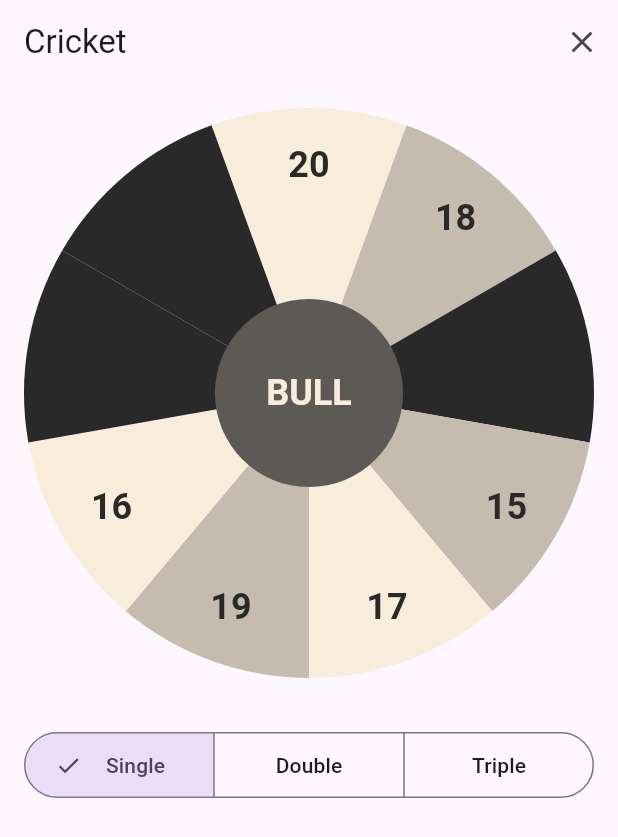
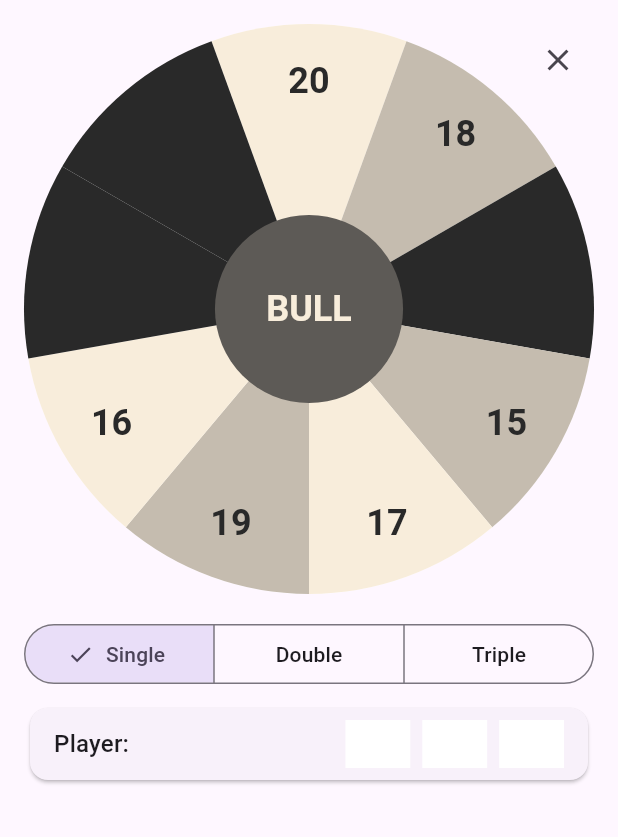
Before and after one commit to Emii27/dart_scorer, a Flutter app: the CricketView screen opened by its route, on a phone screen of 412 x 824 dp. Shown: the top 837 px of the screen. Run offline on Flutter 3.47's test engine with Material 3 defaults, Android fonts, the phone set to English and light mode, and no system bars; our stand-ins replace flutter_riverpod, freezed_annotation, go_router, riverpod_annotation; generated files the repository leaves out were written again.

Commit message:
throw display

```diff
--- a/lib/components/scorer.dart
+++ b/lib/components/scorer.dart
@@ -58,30 +58,12 @@ class _ScorerState extends State<Scorer> {
             ),
           ),
         ),
-        SizedBox(height: SpaceUtils.space400),
+        SizedBox(height: SpaceUtils.space200),
         SegmentedButton<ThrowType>(
           segments: [
-            ButtonSegment(
-              value: .single,
-              label: Padding(
-                padding: const EdgeInsets.all(SpaceUtils.space100),
-                child: Text("Single"),
-              ),
-            ),
-            ButtonSegment(
-              value: .double,
-              label: Padding(
-                padding: const EdgeInsets.all(SpaceUtils.space100),
-                child: Text("Double"),
-              ),
-            ),
-            ButtonSegment(
-              value: .triple,
-              label: Padding(
-                padding: const EdgeInsets.all(SpaceUtils.space100),
-                child: Text("Triple"),
-              ),
-            ),
+            ButtonSegment(value: .single, label: Text("Single")),
+            ButtonSegment(value: .double, label: Text("Double")),
+            ButtonSegment(value: .triple, label: Text("Triple")),
           ],
           selected: {selectedThrowType},
           onSelectionChanged: (newSelection) => setState(() {
--- /dev/null
+++ b/lib/components/throw_display.dart
@@ -0,0 +1,58 @@
+import 'package:dart_scorer/features/cricket/cricket_controller.dart';
+import 'package:dart_scorer/utils/space_utils.dart';
+import 'package:flutter/material.dart';
+import 'package:flutter_riverpod/flutter_riverpod.dart';
+
+class ThrowDisplay extends ConsumerWidget {
+  const ThrowDisplay({super.key});
+
+  @override
+  Widget build(BuildContext context, WidgetRef ref) {
+    final playerName = "Player";
+    final throws = ref.watch(cricketControllerProvider).currentThrow;
+
+    return Card(
+      child: Padding(
+        padding: const EdgeInsets.symmetric(
+          horizontal: SpaceUtils.space200,
+          vertical: SpaceUtils.space100,
+        ),
+        child: Row(
+          children: [
+            Flexible(
+              flex: 4,
+              fit: FlexFit.tight,
+              child: Text(
+                "$playerName:",
+                overflow: .ellipsis,
+                style: Theme.of(context).textTheme.titleMedium,
+              ),
+            ),
+            Flexible(
+              flex: 3,
+              fit: FlexFit.tight,
+              child: Row(
+                spacing: SpaceUtils.space100,
+                children: List.generate(3, (index) {
+                  final playerThrow = throws.elementAtOrNull(index);
+
+                  return Expanded(
+                    child: Container(
+                      padding: EdgeInsets.all(SpaceUtils.space50),
+                      color: Colors.white,
+                      child: Text(
+                        playerThrow != null ? playerThrow.toString() : "",
+                        textAlign: .center,
+                        style: Theme.of(context).textTheme.titleMedium,
+                      ),
+                    ),
+                  );
+                }),
+              ),
+            ),
+          ],
+        ),
+      ),
+    );
+  }
+}
--- a/lib/features/cricket/cricket_controller.dart
+++ b/lib/features/cricket/cricket_controller.dart
@@ -10,17 +10,16 @@ part 'cricket_controller.g.dart';
 class CricketController extends _$CricketController {
   @override
   CricketState build() =>
-      CricketState(config: GameConfig.cricket, nbPlayers: 1, throws: []);
+      CricketState(config: GameConfig.cricket, nbPlayers: 1, currentThrow: []);
 
   void addThrow(PlayerThrow newThrow) {
-    print(newThrow.value);
-    final maxHistorySize = state.nbPlayers * 3;
+    final maxSize = 3;
 
-    var throws = [...state.throws];
-    if (state.throws.length >= maxHistorySize) {
-      throws.removeAt(0);
+    var throws = [...state.currentThrow];
+    if (state.currentThrow.length >= maxSize) {
+      throws = [];
     }
     throws.add(newThrow);
-    state = state.copyWith(throws: throws);
+    state = state.copyWith(currentThrow: throws);
   }
 }
--- a/lib/features/cricket/cricket_state.dart
+++ b/lib/features/cricket/cricket_state.dart
@@ -9,6 +9,6 @@ abstract class CricketState with _$CricketState {
   const factory CricketState({
     required GameConfig config,
     required int nbPlayers,
-    required List<PlayerThrow> throws,
+    required List<PlayerThrow> currentThrow,
   }) = _CricketState;
 }
--- a/lib/features/cricket/cricket_view.dart
+++ b/lib/features/cricket/cricket_view.dart
@@ -1,4 +1,5 @@
 import 'package:dart_scorer/components/scorer.dart';
+import 'package:dart_scorer/components/throw_display.dart';
 import 'package:dart_scorer/features/cricket/cricket_controller.dart';
 import 'package:dart_scorer/game_config.dart';
 import 'package:dart_scorer/models/player_throw.dart';
@@ -11,34 +12,40 @@ class CricketView extends ConsumerWidget {
 
   @override
   Widget build(BuildContext context, WidgetRef ref) {
-    final throws = ref.watch(cricketControllerProvider).throws;
+    final throws = ref.watch(cricketControllerProvider).currentThrow;
 
     return Scaffold(
-      appBar: AppBar(
-        automaticallyImplyLeading: false,
-        title: Text('Cricket'),
-        actions: [CloseButton()],
+      body: SafeArea(
+        child: Padding(
+          padding: const .all(SpaceUtils.space200),
+          child: Stack(
+            children: [
+              _buildBody(ref, throws),
+              Positioned(right: .0, child: CloseButton()),
+            ],
           ),
-      body: Padding(
-        padding: const .all(SpaceUtils.space200),
-        child: Column(
+        ),
+      ),
+    );
+  }
+
+  Widget _buildBody(WidgetRef ref, List<PlayerThrow> throws) {
+    return Column(
       children: [
         Scorer(
           gameConfig: GameConfig.cricket,
           sectorOnTap: (PlayerThrow playerThrow) {
-                ref
-                    .read(cricketControllerProvider.notifier)
-                    .addThrow(playerThrow);
+            ref.read(cricketControllerProvider.notifier).addThrow(playerThrow);
           },
         ),
+        SizedBox(height: SpaceUtils.space100),
+        ThrowDisplay(),
         SizedBox(height: SpaceUtils.space400),
         ...throws.map(
           (playerThrow) =>
               Text('${playerThrow.value} ; ${playerThrow.throwType}'),
         ),
       ],
-        ),
-      ),
     );
   }
 }
--- a/lib/models/player_throw.dart
+++ b/lib/models/player_throw.dart
@@ -3,6 +3,15 @@ class PlayerThrow {
   final ThrowType throwType;
 
   PlayerThrow({required this.value, required this.throwType});
+
+  @override
+  String toString() {
+    return switch (throwType) {
+      .single => '$value',
+      .double => 'D$value',
+      .triple => 'T$value',
+    };
+  }
 }
 
 enum ThrowType { single, double, triple }
```
Also changed, not shown: lib/features/cricket/cricket_controller.g.dart, lib/features/cricket/cricket_state.freezed.dart. Lines whose indentation alone changed are shown as unchanged.
